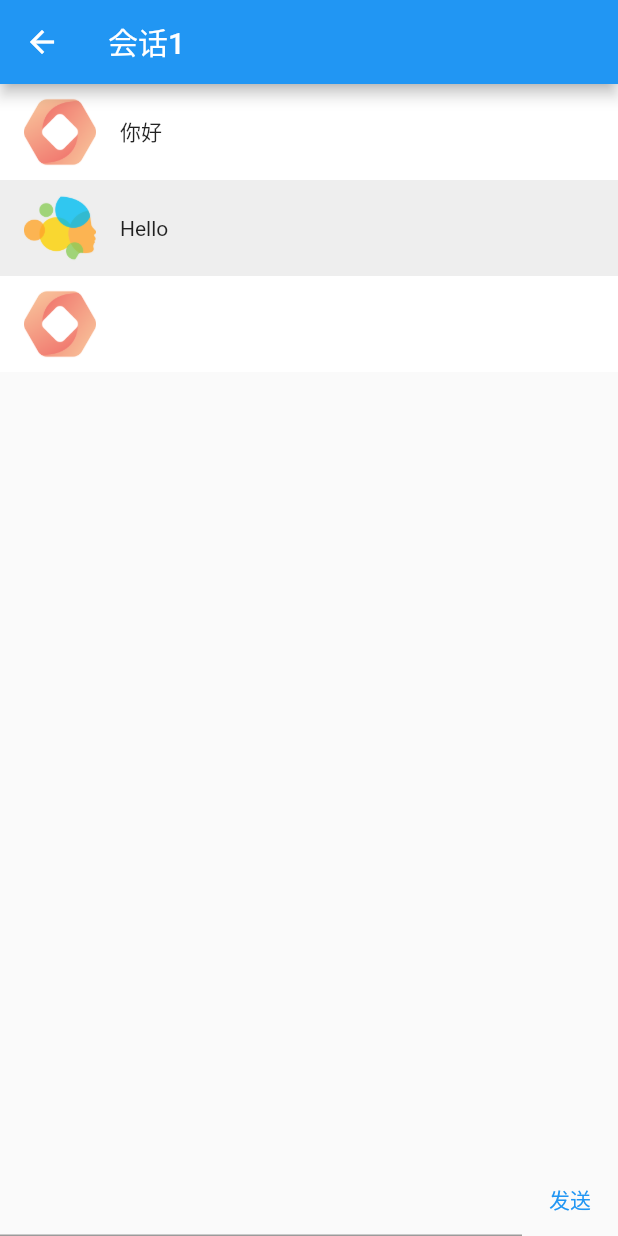
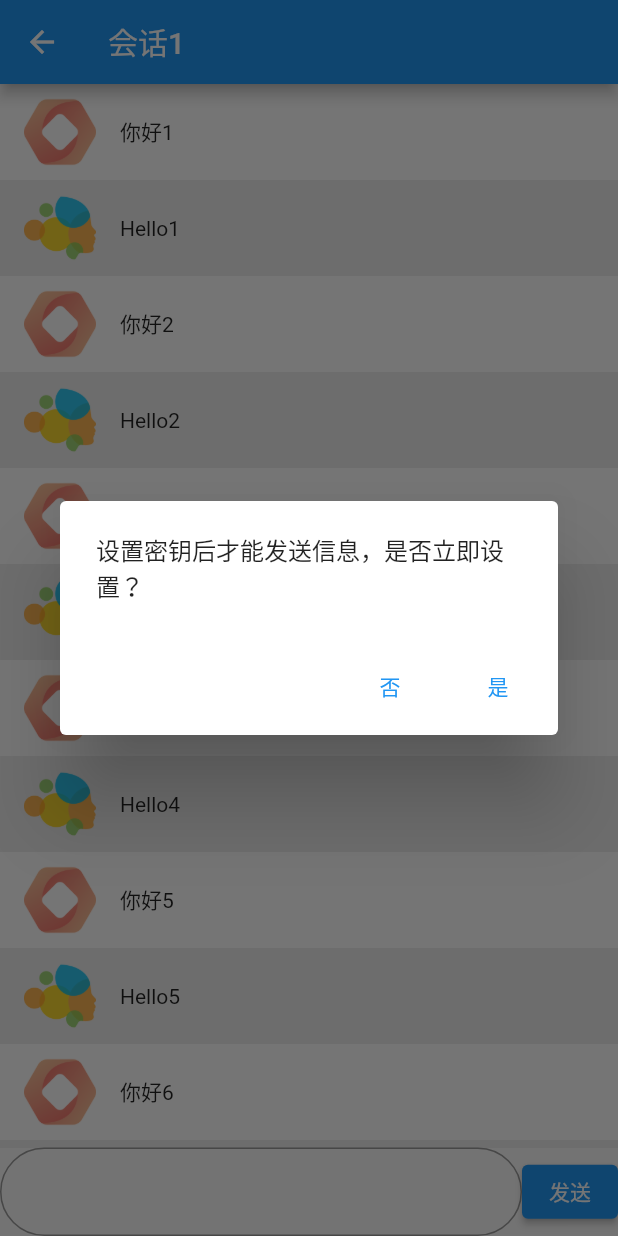
Before and after one commit to zdsub/my_chat, a Flutter app: the ChatPage screen opened directly, after a tap on "发送", on a phone screen of 412 x 824 dp. Run offline on Flutter 3.47's test engine with Material 2 defaults, Android fonts, the phone set to English and light mode, and no system bars; our stand-ins replace dio, shared_preferences; accounts and stored records are empty.

Commit message:
优化代码

```diff
--- a/lib/pages/chat/chat.dart
+++ b/lib/pages/chat/chat.dart
@@ -1,7 +1,9 @@
 import 'package:flutter/material.dart';
 import 'package:my_chat/enums/message_type.dart';
 import 'package:my_chat/models/message.dart';
+import 'package:my_chat/models/setting.dart';
 import 'package:my_chat/pages/chat/chat_item.dart';
+import 'package:my_chat/pages/chat/key_not_found_dialog.dart';
 import 'package:my_chat/services/chat_service.dart';
 
 /// 聊天页面
@@ -14,12 +16,32 @@ class ChatPage extends StatefulWidget {
 
 class _ChatPageState extends State<ChatPage> {
   final List<Message> messageList = [
-    Message(text: "你好", type: MessageType.human),
-    Message(text: "Hello", type: MessageType.ai)
+    Message(text: "你好1", type: MessageType.human),
+    Message(text: "Hello1", type: MessageType.ai),
+    Message(text: "你好2", type: MessageType.human),
+    Message(text: "Hello2", type: MessageType.ai),
+    Message(text: "你好3", type: MessageType.human),
+    Message(text: "Hello3", type: MessageType.ai),
+    Message(text: "你好4", type: MessageType.human),
+    Message(text: "Hello4", type: MessageType.ai),
+    Message(text: "你好5", type: MessageType.human),
+    Message(text: "Hello5", type: MessageType.ai),
+    Message(text: "你好6", type: MessageType.human),
+    Message(text: "Hello6", type: MessageType.ai),
+    Message(text: "你好7", type: MessageType.human),
+    Message(text: "Hello7", type: MessageType.ai)
   ];
   final TextEditingController _textEditingController = TextEditingController();
 
-  void onSend() async {
+  void onSend(BuildContext context) async {
+    if (Setting.key == null) {
+      showDialog(
+        context: context,
+        builder: (context) => KeyNotFoundDialog()
+      );
+      return;
+    }
+
     final text = _textEditingController.text;
     _textEditingController.clear();
 
@@ -45,20 +67,34 @@ class _ChatPageState extends State<ChatPage> {
       appBar: AppBar(
         title: const Text("会话1"),
       ),
-        body: Column(children: [
+      body: Column(
+        children: [
           Expanded(
             child: ListView.builder(
               itemCount: messageList.length,
               itemBuilder: (context, index) => ChatItem(message: messageList[index])
             )
           ),
-          Row(children: [
+          Row(
+            children: [
               Expanded(
                 child: TextField(
+                  decoration: InputDecoration(
+                    border: OutlineInputBorder(
+                      borderRadius: BorderRadius.circular(30)
+                    )
+                  ),
                   controller: _textEditingController,
-            )),
-            TextButton(onPressed: onSend, child: const Text("发送"))
-          ])
-        ]));
+                )
+              ),
+              ElevatedButton(
+                onPressed: () => onSend(context),
+                child: const Text("发送")
+              )
+            ]
+          )
+        ]
+      )
+    );
   }
 }
--- /dev/null
+++ b/lib/pages/chat/key_not_found_dialog.dart
@@ -0,0 +1,29 @@
+import 'package:flutter/material.dart';
+import 'package:flutter/widgets.dart';
+import 'package:my_chat/pages/home/setting_dialog.dart';
+
+/// 未设置密钥对话框
+class KeyNotFoundDialog extends StatelessWidget  {
+  @override
+  Widget build(BuildContext context) {
+    return AlertDialog(
+      content: Text("设置密钥后才能发送信息，是否立即设置？"),
+      actions: [
+        TextButton(
+          onPressed: () => Navigator.of(context).pop(),
+          child: Text("否")
+        ),
+        TextButton(
+          onPressed: () {
+            Navigator.of(context).pop();
+            showDialog(
+              context: context,
+              builder: (context) => SettingDialog()
+            );
+          },
+          child: Text("是")
+        )
+      ]
+    );
+  }
+}
--- a/lib/pages/home/setting_dialog.dart
+++ b/lib/pages/home/setting_dialog.dart
@@ -17,7 +17,7 @@ class SettingDialog extends StatelessWidget {
     return AlertDialog(
       content: Row(
         children: [
-          const Text("密钥"),
+          const Text("密钥："),
           Expanded(
             child: TextField(
               controller: _textEditingController,
```
Lines whose indentation alone changed are shown as unchanged.
